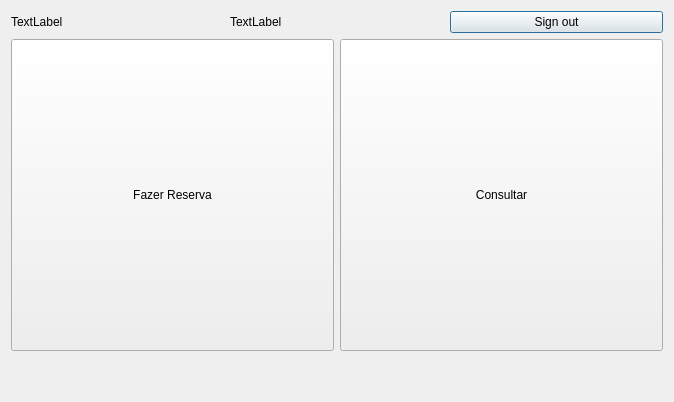
Before: the Qt Designer form UserInterface/tif_hotel/menu.ui in Gabriel-Severo/TIF-Hotel, drawn with Qt 5.
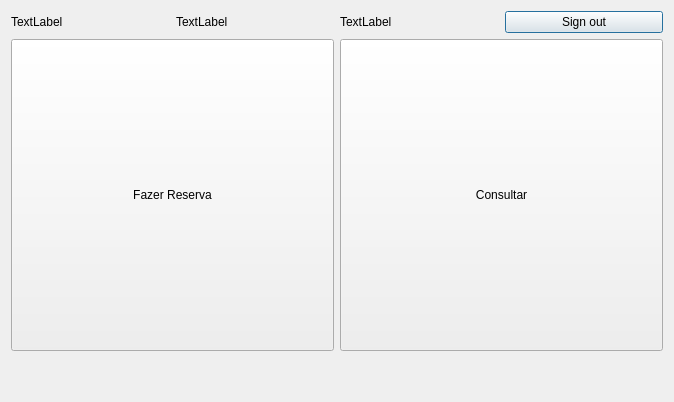
After: the same form once the commit is applied.

Patch:
```diff
--- a/UserInterface/tif_hotel/menu.ui
+++ b/UserInterface/tif_hotel/menu.ui
@@ -15,8 +15,15 @@
   </property>
   <layout class="QVBoxLayout" name="verticalLayout">
    <item>
-    <layout class="QHBoxLayout" name="horizontalLayout">
-     <item>
+    <layout class="QGridLayout" name="gridLayout_2">
+     <item row="0" column="2">
+      <widget class="QLabel" name="txt_cpf">
+       <property name="text">
+        <string>TextLabel</string>
+       </property>
+      </widget>
+     </item>
+     <item row="0" column="1">
       <widget class="QLabel" name="txt_nome">
        <property name="maximumSize">
         <size>
@@ -29,7 +36,7 @@
        </property>
       </widget>
      </item>
-     <item>
+     <item row="0" column="3">
       <widget class="QLabel" name="txt_email">
        <property name="maximumSize">
         <size>
@@ -42,7 +49,7 @@
        </property>
       </widget>
      </item>
-     <item>
+     <item row="0" column="4">
       <widget class="QPushButton" name="pushButton">
        <property name="text">
         <string>Sign out</string>
```
